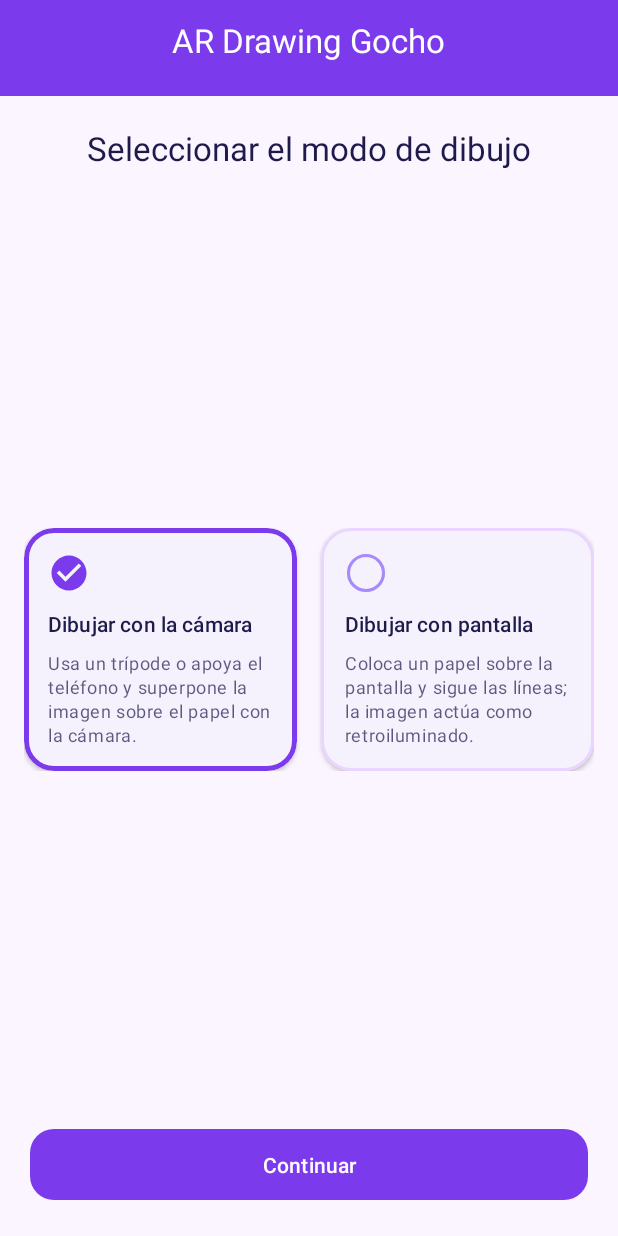
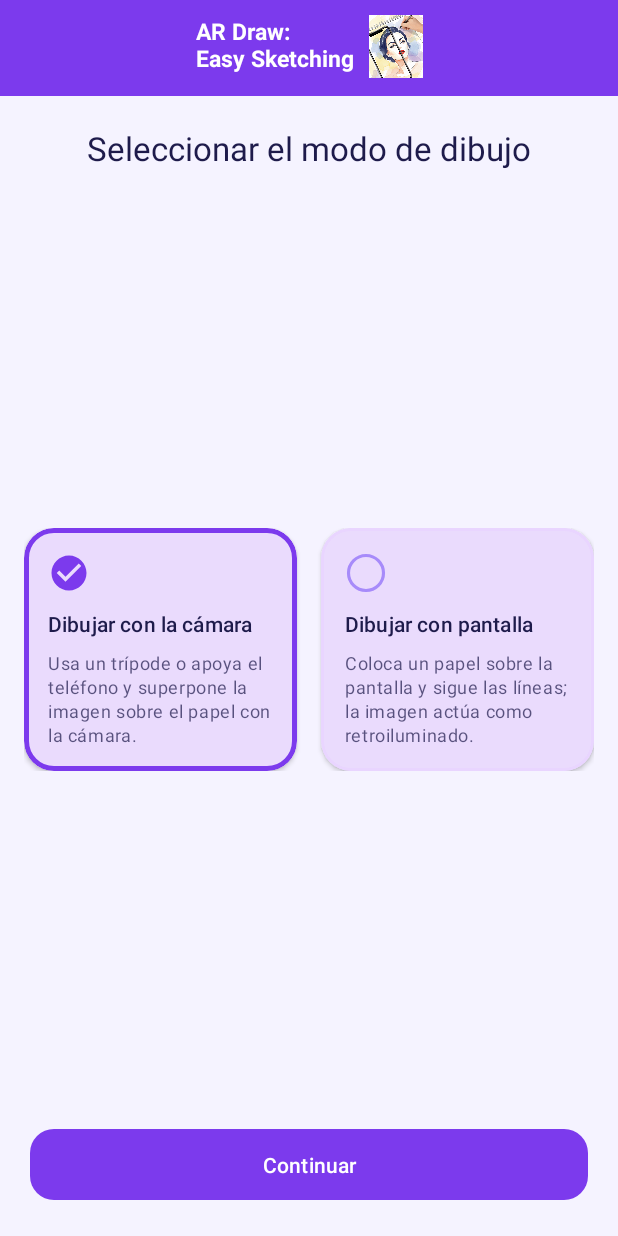
Before and after one commit to nelsonhernandez20/ar-drawing, an Android app: the screen it shows after launch (MainActivity), on a phone screen of 412 x 824 dp. Run offline under Robolectric (Android 15) with nearby library versions, the light colour scheme and no system bars.

Commit message:
app update

```diff
--- a/app/build.gradle.kts
+++ b/app/build.gradle.kts
@@ -11,8 +11,8 @@ android {
         applicationId = "com.ardrawing.trace"
         minSdk = 26
         targetSdk = 35
-        versionCode = 4
-        versionName = "1.3"
+        versionCode = 6
+        versionName = "1.4.1"
     }
 
     buildTypes {
@@ -39,6 +39,7 @@ android {
 
 dependencies {
     implementation("androidx.core:core-ktx:1.15.0")
+    implementation("androidx.core:core-splashscreen:1.0.1")
     implementation("androidx.appcompat:appcompat:1.7.0")
     implementation("com.google.android.material:material:1.12.0")
     implementation("androidx.constraintlayout:constraintlayout:2.2.0")
--- a/app/src/main/AndroidManifest.xml
+++ b/app/src/main/AndroidManifest.xml
@@ -18,12 +18,12 @@
         <activity
             android:name=".DrawingActivity"
             android:exported="false"
-            android:screenOrientation="portrait"
+            android:configChanges="orientation|screenSize|screenLayout|keyboardHidden"
             android:theme="@style/Theme.ARDrawing.Drawing" />
         <activity
             android:name=".MainActivity"
             android:exported="true"
-            android:theme="@style/Theme.ARDrawing">
+            android:theme="@style/Theme.ARDrawing.Splash">
             <intent-filter>
                 <action android:name="android.intent.action.MAIN" />
                 <category android:name="android.intent.category.LAUNCHER" />
--- a/app/src/main/java/com/ardrawing/trace/MainActivity.kt
+++ b/app/src/main/java/com/ardrawing/trace/MainActivity.kt
@@ -8,16 +8,21 @@ import androidx.activity.enableEdgeToEdge
 import androidx.activity.result.PickVisualMediaRequest
 import androidx.activity.result.contract.ActivityResultContracts
 import androidx.appcompat.app.AppCompatActivity
+import androidx.core.splashscreen.SplashScreen.Companion.installSplashScreen
 import androidx.core.view.ViewCompat
 import androidx.core.view.WindowInsetsCompat
 import androidx.core.view.updatePadding
+import androidx.lifecycle.lifecycleScope
 import com.ardrawing.trace.databinding.ActivityMainBinding
 import com.google.android.material.color.MaterialColors
+import kotlinx.coroutines.delay
+import kotlinx.coroutines.launch
 
 class MainActivity : AppCompatActivity() {
 
     private lateinit var binding: ActivityMainBinding
     private var selectedCameraMode: Boolean = true
+    private var keepSplashVisible = true
 
     private val pickImage = registerForActivityResult(
         ActivityResultContracts.PickVisualMedia()
@@ -31,21 +36,25 @@ class MainActivity : AppCompatActivity() {
     }
 
     override fun onCreate(savedInstanceState: Bundle?) {
+        val splashScreen = installSplashScreen()
+        splashScreen.setKeepOnScreenCondition { keepSplashVisible }
         super.onCreate(savedInstanceState)
         enableEdgeToEdge(
-            statusBarStyle = SystemBarStyle.light(Color.TRANSPARENT, Color.TRANSPARENT),
-            navigationBarStyle = SystemBarStyle.dark(Color.TRANSPARENT),
+            statusBarStyle = SystemBarStyle.dark(Color.TRANSPARENT),
+            navigationBarStyle = SystemBarStyle.light(Color.TRANSPARENT, Color.TRANSPARENT),
         )
         binding = ActivityMainBinding.inflate(layoutInflater)
         setContentView(binding.root)
 
+        lifecycleScope.launch {
+            delay(2_200L)
+            keepSplashVisible = false
+        }
+
         ViewCompat.setOnApplyWindowInsetsListener(binding.root) { v, insets ->
             val bars = insets.getInsets(WindowInsetsCompat.Type.systemBars())
-            binding.toolbar.updatePadding(
-                top = bars.top,
-                left = bars.left,
-                right = bars.right,
-            )
+            // La toolbar crece con el inset; el título queda debajo de la status bar.
+            binding.toolbar.updatePadding(top = bars.top)
             v.updatePadding(left = bars.left, right = bars.right, bottom = bars.bottom)
             insets
         }
--- a/app/src/main/res/drawable/ic_scale.xml
+++ b/app/src/main/res/drawable/ic_scale.xml
@@ -6,5 +6,5 @@
     android:viewportHeight="24">
     <path
         android:fillColor="@color/on_surface"
-        android:pathData="M15.5,14h-0.79l-0.28,-0.27C15.41,12.59 16,11.11 16,9.5 16,5.91 13.09,3 9.5,3S3,5.91 3,9.5 5.91,16 9.5,16c1.61,0 3.09,-0.59 4.23,-1.57l0.27,0.28v0.79l5,4.99L20.49,19l-4.99,-5zM9.5,14C7.01,14 5,11.99 5,9.5S7.01,5 9.5,5 14,7.01 14,9.5 11.99,14 9.5,14zM12,10h-2v2H9v-2H7V9h2V7h1v2h2v1z" />
+        android:pathData="M15.5,14h-0.79l-0.28,-0.27C15.41,12.59 16,11.11 16,9.5 16,5.91 13.09,3 9.5,3S3,5.91 3,9.5 5.91,16 9.5,16c1.61,0 3.09,-0.59 4.23,-1.57l0.27,0.28v0.79l5,4.99L20.49,19l-4.99,-5zM9.5,14C7.01,14 5,11.99 5,9.5S7.01,5 9.5,5 14,7.01 14,9.5 11.99,14 9.5,14z" />
 </vector>
--- a/app/src/main/res/layout/activity_main.xml
+++ b/app/src/main/res/layout/activity_main.xml
@@ -13,13 +13,20 @@
         android:layout_height="wrap_content"
         android:background="@color/primary"
         android:elevation="2dp"
-        android:paddingBottom="10dp"
+        android:minHeight="?attr/actionBarSize"
         app:layout_constraintEnd_toEndOf="parent"
         app:layout_constraintStart_toStartOf="parent"
         app:layout_constraintTop_toTopOf="parent"
-        app:title="@string/app_name"
+        app:title=""
         app:titleCentered="true"
-        app:titleTextColor="@color/on_primary" />
+        app:titleTextColor="@color/on_primary">
+
+        <include
+            layout="@layout/view_brand_title"
+            android:layout_width="wrap_content"
+            android:layout_height="match_parent"
+            android:layout_gravity="center" />
+    </com.google.android.material.appbar.MaterialToolbar>
 
     <TextView
         android:id="@+id/titleModes"
@@ -87,11 +94,11 @@
                     android:layout_width="match_parent"
                     android:layout_height="wrap_content"
                     android:layout_marginTop="8dp"
+                    android:alpha="0.72"
                     android:lineSpacingMultiplier="1.05"
                     android:text="@string/mode_camera_desc"
                     android:textAppearance="@style/TextAppearance.Material3.BodySmall"
-                    android:textColor="@color/on_surface"
-                    android:alpha="0.72" />
+                    android:textColor="@color/on_surface" />
             </LinearLayout>
         </com.google.android.material.card.MaterialCardView>
 
@@ -133,11 +140,11 @@
                     android:layout_width="match_parent"
                     android:layout_height="wrap_content"
                     android:layout_marginTop="8dp"
+                    android:alpha="0.72"
                     android:lineSpacingMultiplier="1.05"
                     android:text="@string/mode_screen_desc"
                     android:textAppearance="@style/TextAppearance.Material3.BodySmall"
-                    android:textColor="@color/on_surface"
-                    android:alpha="0.72" />
+                    android:textColor="@color/on_surface" />
             </LinearLayout>
         </com.google.android.material.card.MaterialCardView>
     </LinearLayout>
--- /dev/null
+++ b/app/src/main/res/layout/view_brand_title.xml
@@ -0,0 +1,41 @@
+<?xml version="1.0" encoding="utf-8"?>
+<LinearLayout xmlns:android="http://schemas.android.com/apk/res/android"
+    android:layout_width="wrap_content"
+    android:layout_height="match_parent"
+    android:gravity="center_vertical"
+    android:orientation="horizontal"
+    android:paddingTop="4dp"
+    android:paddingBottom="6dp">
+
+    <LinearLayout
+        android:layout_width="wrap_content"
+        android:layout_height="wrap_content"
+        android:orientation="vertical">
+
+        <TextView
+            android:layout_width="wrap_content"
+            android:layout_height="wrap_content"
+            android:includeFontPadding="false"
+            android:text="@string/app_name_line1"
+            android:textColor="@color/on_primary"
+            android:textSize="15sp"
+            android:textStyle="bold" />
+
+        <TextView
+            android:layout_width="wrap_content"
+            android:layout_height="wrap_content"
+            android:includeFontPadding="false"
+            android:text="@string/app_name_line2"
+            android:textColor="@color/on_primary"
+            android:textSize="15sp"
+            android:textStyle="bold" />
+    </LinearLayout>
+
+    <ImageView
+        android:layout_width="36dp"
+        android:layout_height="42dp"
+        android:layout_marginStart="10dp"
+        android:contentDescription="@string/app_name"
+        android:scaleType="fitXY"
+        android:src="@drawable/ic_logo" />
+</LinearLayout>
--- a/app/src/main/res/mipmap-anydpi-v26/ic_launcher.xml
+++ b/app/src/main/res/mipmap-anydpi-v26/ic_launcher.xml
@@ -1,5 +1,5 @@
 <?xml version="1.0" encoding="utf-8"?>
 <adaptive-icon xmlns:android="http://schemas.android.com/apk/res/android">
     <background android:drawable="@color/ic_launcher_background" />
-    <foreground android:drawable="@drawable/ic_launcher_foreground" />
+    <foreground android:drawable="@drawable/ic_launcher_foreground_logo" />
 </adaptive-icon>
--- a/app/src/main/res/mipmap-anydpi-v26/ic_launcher_round.xml
+++ b/app/src/main/res/mipmap-anydpi-v26/ic_launcher_round.xml
@@ -1,5 +1,5 @@
 <?xml version="1.0" encoding="utf-8"?>
 <adaptive-icon xmlns:android="http://schemas.android.com/apk/res/android">
     <background android:drawable="@color/ic_launcher_background" />
-    <foreground android:drawable="@drawable/ic_launcher_foreground" />
+    <foreground android:drawable="@drawable/ic_launcher_foreground_logo" />
 </adaptive-icon>
--- a/app/src/main/res/values/colors.xml
+++ b/app/src/main/res/values/colors.xml
@@ -1,19 +1,19 @@
 <?xml version="1.0" encoding="utf-8"?>
 <resources>
-    <!-- Paleta violeta -->
     <color name="primary">#7C3AED</color>
     <color name="primary_container">#EDE9FE</color>
     <color name="on_primary">#FFFFFF</color>
-    <color name="secondary">#5B21B6</color>
+    <color name="secondary">#6D28D9</color>
     <color name="secondary_container">#DDD6FE</color>
     <color name="on_secondary">#FFFFFF</color>
-    <color name="background">#FAF5FF</color>
-    <color name="surface">#FFFFFF</color>
+    <color name="background">#F5F3FF</color>
+    <color name="surface">#F3E8FF</color>
     <color name="on_background">#1E1B4B</color>
     <color name="on_surface">#1E1B4B</color>
     <color name="outline">#A78BFA</color>
     <color name="card_border_selected">#7C3AED</color>
     <color name="card_border_unselected">#E9D5FF</color>
-    <color name="overlay_scrim">#CC000000</color>
+    <color name="overlay_scrim">#E61A1A1A</color>
+    <color name="toolbar_dark">#2A2A2A</color>
     <color name="ic_launcher_background">#7C3AED</color>
 </resources>
--- a/app/src/main/res/values/strings.xml
+++ b/app/src/main/res/values/strings.xml
@@ -1,22 +1,25 @@
 <?xml version="1.0" encoding="utf-8"?>
 <resources>
-    <string name="app_name">AR Drawing Gocho</string>
+    <string name="app_name">AR Draw: Easy Sketching</string>
+    <string name="app_name_line1">AR Draw:</string>
+    <string name="app_name_line2">Easy Sketching</string>
     <string name="select_drawing_mode">Seleccionar el modo de dibujo</string>
     <string name="mode_camera_title">Dibujar con la cámara</string>
     <string name="mode_camera_desc">Usa un trípode o apoya el teléfono y superpone la imagen sobre el papel con la cámara.</string>
     <string name="mode_screen_title">Dibujar con pantalla</string>
     <string name="mode_screen_desc">Coloca un papel sobre la pantalla y sigue las líneas; la imagen actúa como retroiluminado.</string>
     <string name="continue_cta">Continuar</string>
-    <string name="finish">Finalizar</string>
     <string name="opacity">Opacidad</string>
-    <string name="scale">Escala</string>
+    <string name="scale">Zoom</string>
     <string name="camera">Cámara</string>
-    <string name="flashlight">Linterna</string>
-    <string name="unlock_transform">Mover y escalar</string>
+    <string name="flashlight">Flash</string>
+    <string name="unlock_transform">Reiniciar posición</string>
+    <string name="rotate_image">Girar imagen 90°</string>
     <string name="lock_image">Bloquear imagen</string>
     <string name="unlock_image">Desbloquear imagen</string>
     <string name="pick_image_required">Elige una imagen de tu galería para continuar.</string>
     <string name="camera_permission_rationale">Se necesita permiso de cámara para el modo con cámara.</string>
     <string name="toggle_tools_collapse">Ocultar herramientas de dibujo</string>
     <string name="toggle_tools_expand">Mostrar herramientas de dibujo</string>
+    <string name="reference_thumb">Vista previa de la imagen de referencia</string>
 </resources>
--- a/app/src/main/res/values/themes.xml
+++ b/app/src/main/res/values/themes.xml
@@ -1,5 +1,11 @@
 <?xml version="1.0" encoding="utf-8"?>
 <resources>
+    <style name="Theme.ARDrawing.Splash" parent="Theme.SplashScreen">
+        <item name="windowSplashScreenBackground">@color/primary</item>
+        <item name="windowSplashScreenAnimatedIcon">@drawable/ic_launcher_foreground_logo</item>
+        <item name="postSplashScreenTheme">@style/Theme.ARDrawing</item>
+    </style>
+
     <style name="Theme.ARDrawing" parent="Theme.Material3.Light.NoActionBar">
         <item name="colorPrimary">@color/primary</item>
         <item name="colorOnPrimary">@color/on_primary</item>
@@ -17,8 +23,17 @@
     </style>
 
     <style name="Theme.ARDrawing.Drawing" parent="Theme.ARDrawing">
-        <item name="android:statusBarColor">@android:color/black</item>
+        <item name="android:statusBarColor">@color/toolbar_dark</item>
         <item name="android:navigationBarColor">@android:color/black</item>
         <item name="android:windowLightStatusBar">false</item>
     </style>
+
+    <style name="ShapeAppearance.ARDrawing.FabSquare" parent="">
+        <item name="cornerFamily">rounded</item>
+        <item name="cornerSize">12dp</item>
+    </style>
+
+    <style name="Widget.ARDrawing.BottomNavIndicator" parent="Widget.Material3.BottomNavigationView.ActiveIndicator">
+        <item name="android:color">@color/primary_container</item>
+    </style>
 </resources>
```
Also changed, not shown: app/src/main/java/com/ardrawing/trace/DrawingActivity.kt (+55 -14 lines), app/src/main/res/drawable/ic_rotate.xml (added, +10 -0 lines), app/src/main/res/layout/activity_drawing.xml (+45 -16 lines), app/src/main/res/menu/drawing_toolbar.xml (deleted, +0 -8 lines), app/src/main/res/drawable/ic_launcher_foreground_logo.png (added), app/src/main/res/drawable/ic_logo.png (added), 2 other files.
